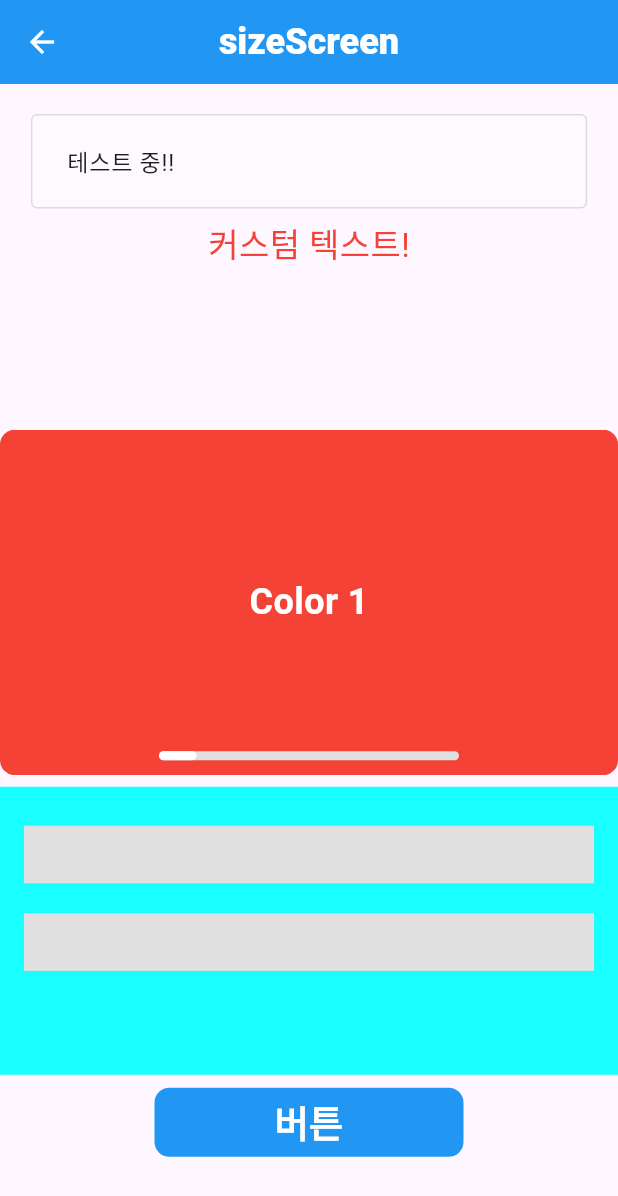
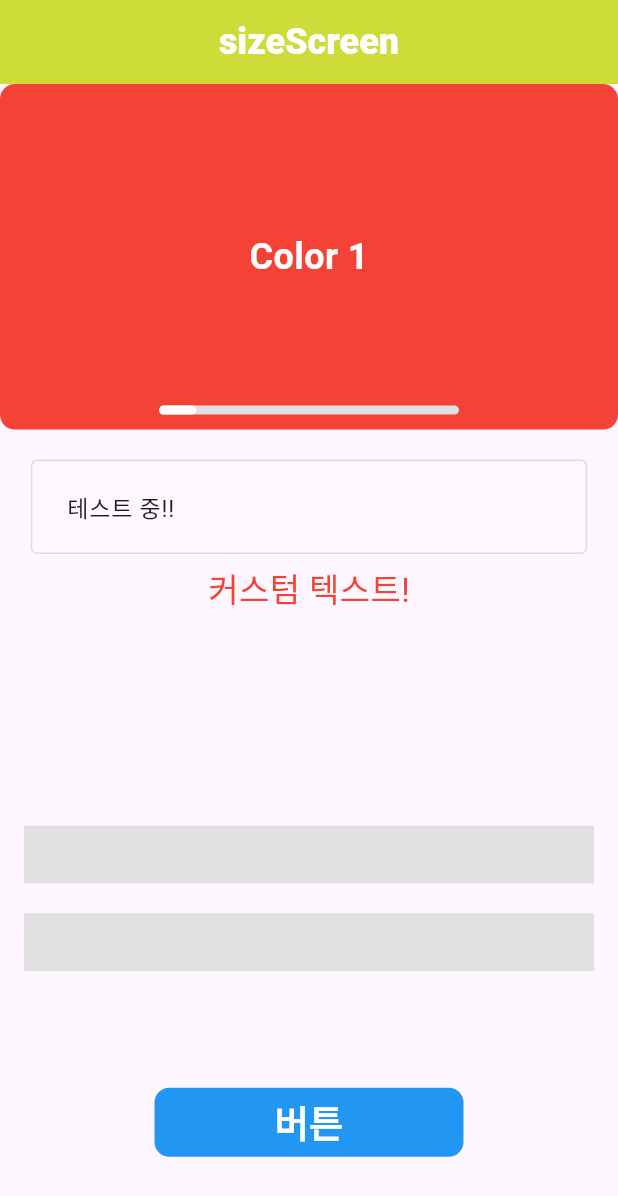
Before and after one commit to Kwontaebin/clean_up_code, a Flutter app: the SizeScreen screen opened directly, on a phone screen of 412 x 824 dp. Shown: the top 1196 px of the screen. Run offline on Flutter 3.47's test engine with Material 3 defaults, Android fonts, the phone set to English and light mode, and no system bars; drawn by our look-alikes of carousel_slider, shimmer; our stand-ins replace dio, fluttertoast.

Commit message:
토스트바 모듈 추가 appbar 모듈 수정
appbar 모듈에 직접 배경색 정의할수있도록 수정

```diff
--- a/lib/common/component/custom_appbar.dart
+++ b/lib/common/component/custom_appbar.dart
@@ -4,12 +4,14 @@ class CustomAppBar extends StatelessWidget implements PreferredSizeWidget {
   final String title;
   final List<Widget>? actions;
   final bool showLeading;
+  final Color bgColor;
 
   const CustomAppBar({
     super.key,
     required this.title,
     this.actions,
     this.showLeading = true,
+    this.bgColor = Colors.blue,
   });
 
   @override
@@ -18,7 +20,7 @@ class CustomAppBar extends StatelessWidget implements PreferredSizeWidget {
       iconTheme: const IconThemeData(
         color: Colors.white,
       ),
-      backgroundColor: Colors.blue,
+      backgroundColor: bgColor,
       title: Text(
         title,
         style: const TextStyle(
@@ -29,13 +31,14 @@ class CustomAppBar extends StatelessWidget implements PreferredSizeWidget {
       ),
       elevation: 0,
       centerTitle: true,
-      leading: !showLeading ? null : IconButton(
+      leading: showLeading
+          ? IconButton(
         onPressed: () {
           Navigator.pop(context);
         },
         icon: const Icon(Icons.arrow_back_outlined),
-      ),
-      actions: actions,
+      ) : Container(),
+      actions: actions
     );
   }
 
--- a/lib/main.dart
+++ b/lib/main.dart
@@ -18,7 +18,7 @@ class MyApp extends StatelessWidget {
     return const MaterialApp(
       debugShowCheckedModeBanner: false,
       title: 'clean up code!',
-      home: BackendConnection(),
+      home: SizeScreen(),
     );
   }
 }
--- a/lib/setting_device_size/view/size.dart
+++ b/lib/setting_device_size/view/size.dart
@@ -3,6 +3,7 @@ import 'package:clean_up_code/common/component/custom_showdiaLog.dart';
 import 'package:clean_up_code/common/component/custom_text.dart';
 import 'package:clean_up_code/common/component/custom_text_field.dart';
 import 'package:clean_up_code/common/component/custom_loading.dart';
+import 'package:clean_up_code/common/component/custom_toast.dart';
 import 'package:clean_up_code/common/function/navigator.dart';
 import 'package:clean_up_code/move_screen/view/firstScreen.dart';
 import 'package:clean_up_code/slide_img/view/slideImg.dart';
@@ -37,6 +38,7 @@ class _SizeScreenState extends State<SizeScreen> {
         appBar: const CustomAppBar(
           title: "sizeScreen",
           showLeading: false,
+          bgColor: Colors.lime,
         ),
         body: SingleChildScrollView(
           keyboardDismissBehavior: ScrollViewKeyboardDismissBehavior.onDrag,
@@ -45,6 +47,10 @@ class _SizeScreenState extends State<SizeScreen> {
             height: deviceHeight(context),
             child: Column(
               children: [
+                SizedBox(
+                  height: deviceHeight(context) * 0.3,
+                  child: const ImgSlideScreen(),
+                ),
                 SizedBox(
                     height: deviceHeight(context) * 0.3,
                     child: Column(
@@ -65,14 +71,10 @@ class _SizeScreenState extends State<SizeScreen> {
                         )
                       ],
                     )),
+
+                SizedBox(height: deviceHeight(context) * 0.01),
                 SizedBox(
-                  height: deviceHeight(context) * 0.3,
-                  child: const ImgSlideScreen(),
-                ),
-                SizedBox(height: deviceHeight(context) * 0.01),
-                Container(
                   height: deviceHeight(context) * 0.25,
-                  color: Colors.cyanAccent,
                   child: customLoading(),
                 ),
                 SizedBox(height: deviceHeight(context) * 0.01),
@@ -89,10 +91,12 @@ class _SizeScreenState extends State<SizeScreen> {
                       title: '테스트',
                       content: "지금은 테스트중!",
                       leftButtonOnPressed: () {
+                        customToast("취소");
                         print("취소!!");
                       },
                       rightButtonOnPressed: () {
                         print("확인!!");
+                        customToast("화면 이동!");
                         navigatorFn(context, const FirstScreen());
                       },
                     );
--- a/pubspec.yaml
+++ b/pubspec.yaml
@@ -16,6 +16,7 @@ dependencies:
   smooth_page_indicator: ^1.2.0+3
   shimmer: ^3.0.0
   dio: ^5.7.0
+  fluttertoast: ^8.2.8
 
 dev_dependencies:
   flutter_test:
```
Also changed, not shown: lib/common/component/custom_toast.dart (added, +13 -0 lines), pubspec.lock, 10 other files.
